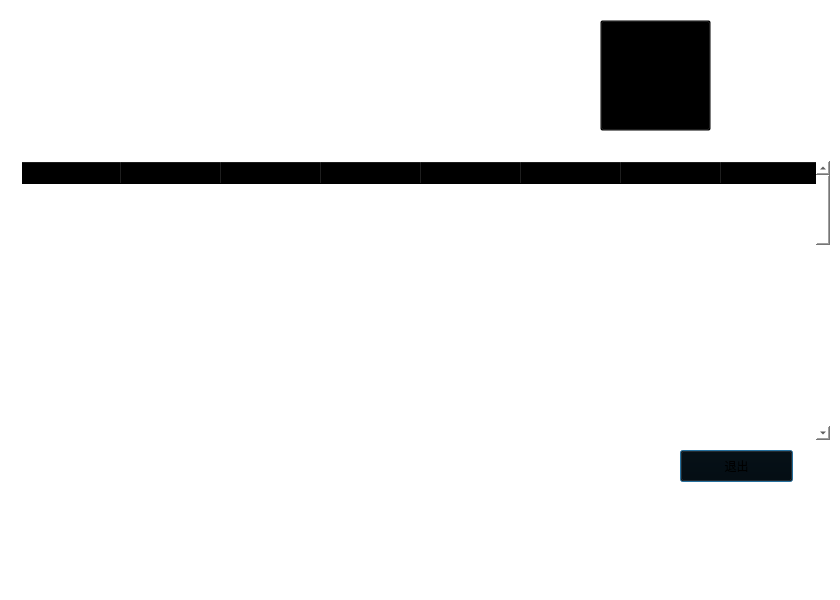
Qt form src/client/MapWidget/clientwidget.ui (niwtr/map-walker) before a commit.
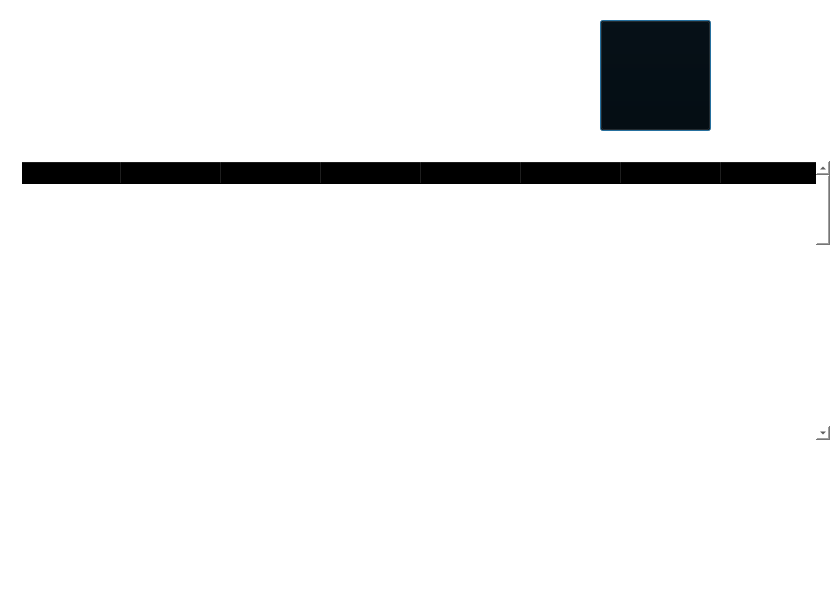
The same form after that commit. Icons and pictures are not drawn.

What changed in the file:
```diff
--- a/src/client/MapWidget/clientwidget.ui
+++ b/src/client/MapWidget/clientwidget.ui
@@ -433,19 +433,6 @@
     <string/>
    </property>
   </widget>
-  <widget class="QPushButton" name="pushButton_2">
-   <property name="geometry">
-    <rect>
-     <x>680</x>
-     <y>450</y>
-     <width>113</width>
-     <height>32</height>
-    </rect>
-   </property>
-   <property name="text">
-    <string>退出</string>
-   </property>
-  </widget>
   <widget class="QLabel" name="ip">
    <property name="geometry">
     <rect>
@@ -2239,7 +2226,7 @@
   <widget class="QLabel" name="alldistance">
    <property name="geometry">
     <rect>
-     <x>410</x>
+     <x>390</x>
      <y>110</y>
      <width>59</width>
      <height>31</height>
```
Left out of the diff: 4 changed lines with no effect on the pictures.
